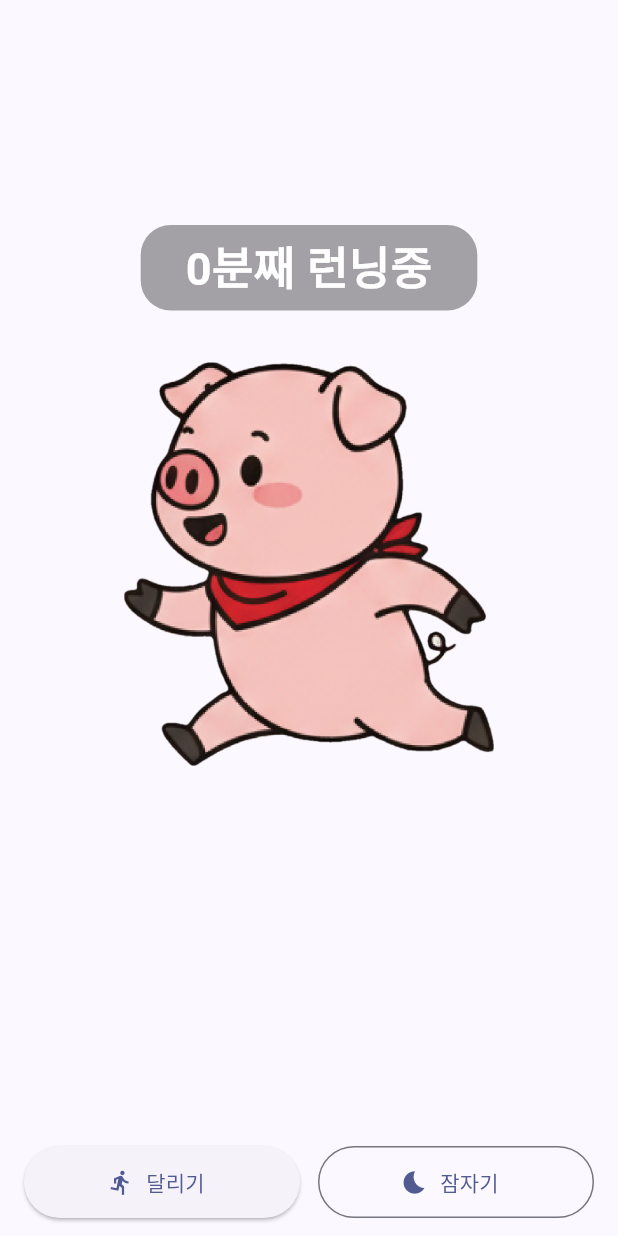
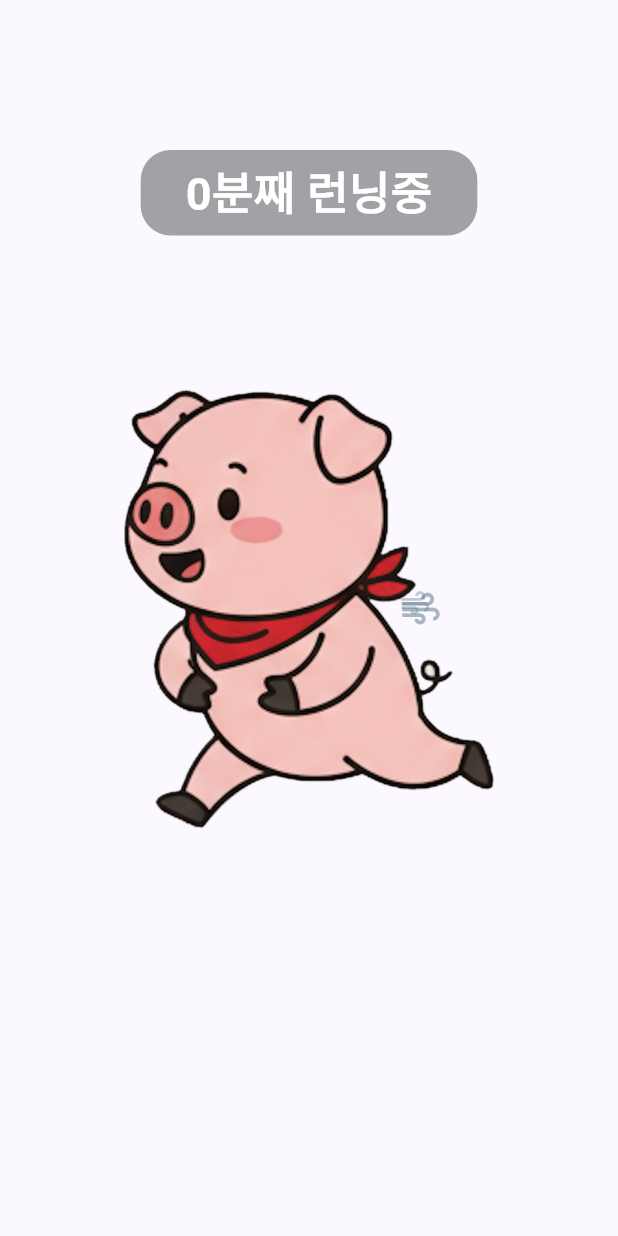
Before and after one commit to SonMyeongJin/Flutter_RunTungTung, a Flutter app: the screen it shows after launch, after a tap on "달리기", on a phone screen of 412 x 824 dp. Run offline on Flutter 3.47's test engine with Material 3 defaults, Android fonts, the light colour scheme and no system bars.

Commit message:
[Fix:] Home 화면을 Run.dart , sleep.dart 파일로 분활

```diff
--- a/lib/main.dart
+++ b/lib/main.dart
@@ -1,5 +1,6 @@
 import 'package:flutter/material.dart';
-import 'dart:async';
+import 'package:run_tungtung/run.dart';
+import 'package:run_tungtung/sleep.dart';
 
 void main() {
   runApp(const MyApp());
@@ -21,199 +22,49 @@ class MyApp extends StatelessWidget {
   }
 }
 
-class MyHomePage extends StatefulWidget {
+class MyHomePage extends StatelessWidget {
   const MyHomePage({super.key, required this.title});
-
-  // This widget is the home page of your application. It is stateful, meaning
-  // that it has a State object (defined below) that contains fields that affect
-  // how it looks.
-
-  // This class is the configuration for the state. It holds the values (in this
-  // case the title) provided by the parent (in this case the App widget) and
-  // used by the build method of the State. Fields in a Widget subclass are
-  // always marked "final".
 
   final String title;
 
   @override
-  State<MyHomePage> createState() => _MyHomePageState();
-}
-
-class _MyHomePageState extends State<MyHomePage> {
-  // 현재 보여줄 이미지 경로
-  String _currentImage = 'assets/images/run1.png';
-  // 애니메이션 타이머
-  Timer? _timer;
-  // 현재 프레임 인덱스 (0 또는 1)
-  int _frame = 0;
-  // 현재 모드: 'run' 또는 'sleep'
-  String _mode = 'run';
-    // 현재 모드 시작 시각 (경과 시간 표시에 사용)
-    DateTime? _modeStart;
-
-  @override
-  void dispose() {
-    _timer?.cancel();
-    super.dispose();
-  }
-
-  void _startAnimation(String mode) {
-    // 모드가 변경되면 프레임 초기화
-    _mode = mode;
-    _frame = 0;
-      _modeStart = DateTime.now();
-    _updateImage();
-
-    _timer?.cancel();
-  _timer = Timer.periodic(const Duration(milliseconds: 600), (_) {
-      setState(() {
-        _frame = (_frame + 1) % 2; // 0,1 반복
-        _updateImage();
-      });
-    });
-  }
-
-  void _updateImage() {
-    if (_mode == 'run') {
-      _currentImage = _frame == 0
-          ? 'assets/images/run1.png'
-          : 'assets/images/run2.png';
-    } else {
-      _currentImage = _frame == 0
-          ? 'assets/images/sleep1.png'
-          : 'assets/images/sleep2.png';
-    }
-  }
-
-  @override
   Widget build(BuildContext context) {
-  // 기본 이미지 폭: 화면 가로의 60%, sleep1은 80%로 축소(= 0.48)
-  const double baseWidthFactor = 0.6;
-  final bool isSleep1 = (_mode == 'sleep' && _frame == 0);
-  final double widthFactor = isSleep1 ? baseWidthFactor * 0.8 : baseWidthFactor;
-  return Scaffold(
-      body: Column(
-        children: [
-          Expanded(
-            child: Center(
-              child: FractionallySizedBox(
-                widthFactor: widthFactor, // 기본 60%, sleep1은 48%
-                child: Stack(
-                  clipBehavior: Clip.none,
-                  children: [
-                    Positioned.fill(
-                      child: Image.asset(
-                        _currentImage,
-                        fit: BoxFit.contain,
-                      ),
-                    ),
-                    if (_modeStart != null)
-                      Positioned(
-                        top: 150,
-                        left: 0,
-                        right: 0,
-                        child: Center(
-                          child: DecoratedBox(
-                            decoration: BoxDecoration(
-                              color: Colors.black.withOpacity(0.35),
-                              borderRadius: BorderRadius.circular(20),
-                            ),
-                            child: Padding(
-                              padding: const EdgeInsets.symmetric(horizontal: 30, vertical: 6),
-                              child: Builder(
-                                builder: (context) {
-                                  final now = DateTime.now();
-                                  final start = _modeStart!;
-                                  final elapsed = now.difference(start);
-                                  if (_mode == 'run') {
-                                    final m = elapsed.inMinutes;
-                                    return Text(
-                                      '$m분째 런닝중',
-                                      style: const TextStyle(
-                                        color: Colors.white,
-                                        fontWeight: FontWeight.w700,
-                                        fontSize: 30,
-                                      ),
-                                    );
-                                  } else {
-                                    final h = elapsed.inHours;
-                                    final m = elapsed.inMinutes % 60;
-                                    return Text(
-                                      '${h}시간 ${m}분째 숙면중',
-                                      style: const TextStyle(
-                                        color: Colors.white,
-                                        fontWeight: FontWeight.w700,
-                                        fontSize: 30,
-                                      ),
-                                    );
-                                  }
-                                },
-                              ),
-                            ),
-                          ),
-                        ),
-                      ),
-                    if (_mode == 'sleep')
-                      Positioned(
-                        right: -4,
-                        top: 230,
-                        child: DecoratedBox(
-                          decoration: BoxDecoration(
-                            color: Colors.black.withOpacity(0.05),
-                            borderRadius: BorderRadius.circular(8),
-                          ),
-                          child: Padding(
-                            padding: const EdgeInsets.symmetric(horizontal: 6, vertical: 4),
-                            child: Text(
-                              'zzZ',
-                              style: TextStyle(
-                                fontSize: 30,
-                                fontWeight: FontWeight.w700,
-                                color: Colors.indigo.shade400,
-                                letterSpacing: 0.5,
-                                shadows: const [
-                                  Shadow(offset: Offset(1, 1), blurRadius: 2, color: Colors.black26),
-                                ],
-                              ),
-                            ),
-                          ),
-                        ),
-                      ),
-                  ],
-                ),
-              ),
-            ),
-          ),
-          SafeArea(
-            child: Padding(
-              padding: const EdgeInsets.symmetric(horizontal: 16, vertical: 12),
-              child: Row(
-                mainAxisAlignment: MainAxisAlignment.spaceEvenly,
+    return Scaffold(
+      body: SafeArea(
+        child: Padding(
+          padding: const EdgeInsets.all(16),
+          child: Column(
+            mainAxisAlignment: MainAxisAlignment.end,
+            children: [
+              Row(
                 children: [
                   Expanded(
                     child: ElevatedButton.icon(
-                      onPressed: () => _startAnimation('run'),
+                      onPressed: () => Navigator.of(context).push(
+                        MaterialPageRoute(builder: (_) => const RunScreen()),
+                      ),
                       icon: const Icon(Icons.directions_run),
                       label: const Text('달리기'),
-                      style: ElevatedButton.styleFrom(minimumSize: const Size.fromHeight(48)),
+                      style: ElevatedButton.styleFrom(minimumSize: const Size.fromHeight(56)),
                     ),
                   ),
                   const SizedBox(width: 12),
                   Expanded(
                     child: OutlinedButton.icon(
-                      onPressed: () => _startAnimation('sleep'),
+                      onPressed: () => Navigator.of(context).push(
+                        MaterialPageRoute(builder: (_) => const SleepScreen()),
+                      ),
                       icon: const Icon(Icons.bedtime),
                       label: const Text('잠자기'),
-                      style: OutlinedButton.styleFrom(minimumSize: const Size.fromHeight(48)),
+                      style: OutlinedButton.styleFrom(minimumSize: const Size.fromHeight(56)),
                     ),
                   ),
                 ],
               ),
-            ),
+            ],
           ),
-        ],
+        ),
       ),
-      // 플로팅 버튼 제거
     );
   }
 }
--- /dev/null
+++ b/lib/run.dart
@@ -0,0 +1,149 @@
+import 'dart:async';
+import 'package:flutter/material.dart';
+
+class RunScreen extends StatefulWidget {
+  const RunScreen({super.key});
+
+  @override
+  State<RunScreen> createState() => _RunScreenState();
+}
+
+class _RunScreenState extends State<RunScreen> with SingleTickerProviderStateMixin {
+  String _currentImage = 'assets/images/run1.png';
+  Timer? _timer;
+  int _frame = 0; // 0 or 1
+  late final DateTime _startAt;
+
+  // Wind animation
+  late final AnimationController _windController;
+  late final Animation<Offset> _windSlide1;
+  late final Animation<Offset> _windSlide2;
+  late final Animation<double> _windFade1;
+  late final Animation<double> _windFade2;
+
+  @override
+  void initState() {
+    super.initState();
+    _startAt = DateTime.now();
+
+    _timer = Timer.periodic(const Duration(milliseconds: 600), (_) {
+      setState(() {
+        _frame = (_frame + 1) % 2;
+        _currentImage = _frame == 0
+            ? 'assets/images/run1.png'
+            : 'assets/images/run2.png';
+      });
+    });
+
+    _windController = AnimationController(vsync: this, duration: const Duration(milliseconds: 1000));
+    _windSlide1 = Tween<Offset>(begin: const Offset(0.25, 0), end: Offset.zero)
+        .animate(CurvedAnimation(parent: _windController, curve: Curves.easeInOut));
+    _windSlide2 = Tween<Offset>(begin: const Offset(0.35, 0), end: Offset.zero)
+        .animate(CurvedAnimation(parent: _windController, curve: const Interval(0.2, 1.0, curve: Curves.easeInOut)));
+    _windFade1 = CurvedAnimation(parent: _windController, curve: Curves.easeInOut);
+    _windFade2 = CurvedAnimation(parent: _windController, curve: const Interval(0.2, 1.0, curve: Curves.easeInOut));
+    _windController.repeat(reverse: true);
+  }
+
+  @override
+  void dispose() {
+    _timer?.cancel();
+    _windController.dispose();
+    super.dispose();
+  }
+
+  @override
+  Widget build(BuildContext context) {
+    const double baseWidthFactor = 0.6; // 60%
+
+    return Scaffold(
+      body: Column(
+        children: [
+          Expanded(
+            child: Center(
+              child: FractionallySizedBox(
+                widthFactor: baseWidthFactor,
+                child: Stack(
+                  clipBehavior: Clip.none,
+                  children: [
+                    Positioned.fill(
+                      child: Image.asset(
+                        _currentImage,
+                        fit: BoxFit.contain,
+                      ),
+                    ),
+                    // Elapsed time badge (center-top)
+                    Positioned(
+                      top: 100,
+                      left: 0,
+                      right: 0,
+                      child: Center(
+                        child: DecoratedBox(
+                          decoration: BoxDecoration(
+                            color: Colors.black.withOpacity(0.35),
+                            borderRadius: BorderRadius.circular(20),
+                          ),
+                          child: Padding(
+                            padding: const EdgeInsets.symmetric(horizontal: 30, vertical: 6),
+                            child: Builder(
+                              builder: (context) {
+                                final elapsed = DateTime.now().difference(_startAt);
+                                final m = elapsed.inMinutes;
+                                return const TextStyle(
+                                  color: Colors.white,
+                                  fontWeight: FontWeight.w700,
+                                  fontSize: 30,
+                                ).let((style) => Text('$m분째 런닝중', style: style));
+                              },
+                            ),
+                          ),
+                        ),
+                      ),
+                    ),
+                    // Wind overlay on right-middle
+                    Positioned.fill(
+                      child: IgnorePointer(
+                        child: Align(
+                          alignment: Alignment.centerRight,
+                          child: SizedBox(
+                            width: 64,
+                            child: Padding(
+                              padding: const EdgeInsets.only(right: 8),
+                              child: Stack(
+                                children: [
+                                  SlideTransition(
+                                    position: _windSlide1,
+                                    child: FadeTransition(
+                                      opacity: _windFade1,
+                                      child: Icon(Icons.air, size: 30, color: Colors.blueGrey.withOpacity(0.55)),
+                                    ),
+                                  ),
+                                  SlideTransition(
+                                    position: _windSlide2,
+                                    child: FadeTransition(
+                                      opacity: _windFade2,
+                                      child: Icon(Icons.air, size: 22, color: Colors.blueGrey.withOpacity(0.40)),
+                                    ),
+                                  ),
+                                ],
+                              ),
+                            ),
+                          ),
+                        ),
+                      ),
+                    ),
+                  ],
+                ),
+              ),
+            ),
+          ),
+          const SafeArea(child: SizedBox(height: 12)),
+        ],
+      ),
+    );
+  }
+}
+
+extension _TextStyleX on TextStyle {
+  T let<T>(T Function(TextStyle) f) => f(this);
+}
```
Also changed, not shown: lib/sleep.dart (added, +127 -0 lines).
